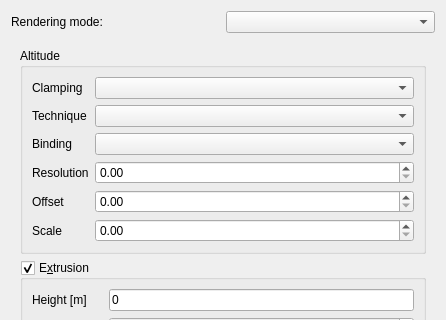
Qt form kadas/app/globe/kadasglobevectorlayerproperties.ui (kadas-albireo/kadas-albireo2) before a commit; both pictures show x 0 to 446 and y 0 to 320 of the 446 by 580 pixel window.
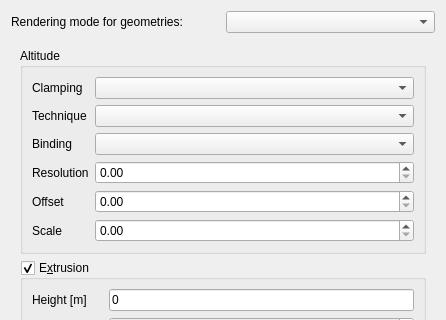
The same form after that commit. Custom widgets are drawn as their Qt base class.

Commit message: Add support for displaying geometry map items as extruded geometries on the globe

Patch:
```diff
--- a/kadas/app/globe/kadasglobevectorlayerproperties.ui
+++ b/kadas/app/globe/kadasglobevectorlayerproperties.ui
@@ -233,7 +233,7 @@
    <item row="0" column="0">
     <widget class="QLabel" name="labelRenderingMode">
      <property name="text">
-      <string>Rendering mode:</string>
+      <string>Rendering mode for geometries:</string>
      </property>
     </widget>
    </item>
```
The commit also changes 9 other files.
